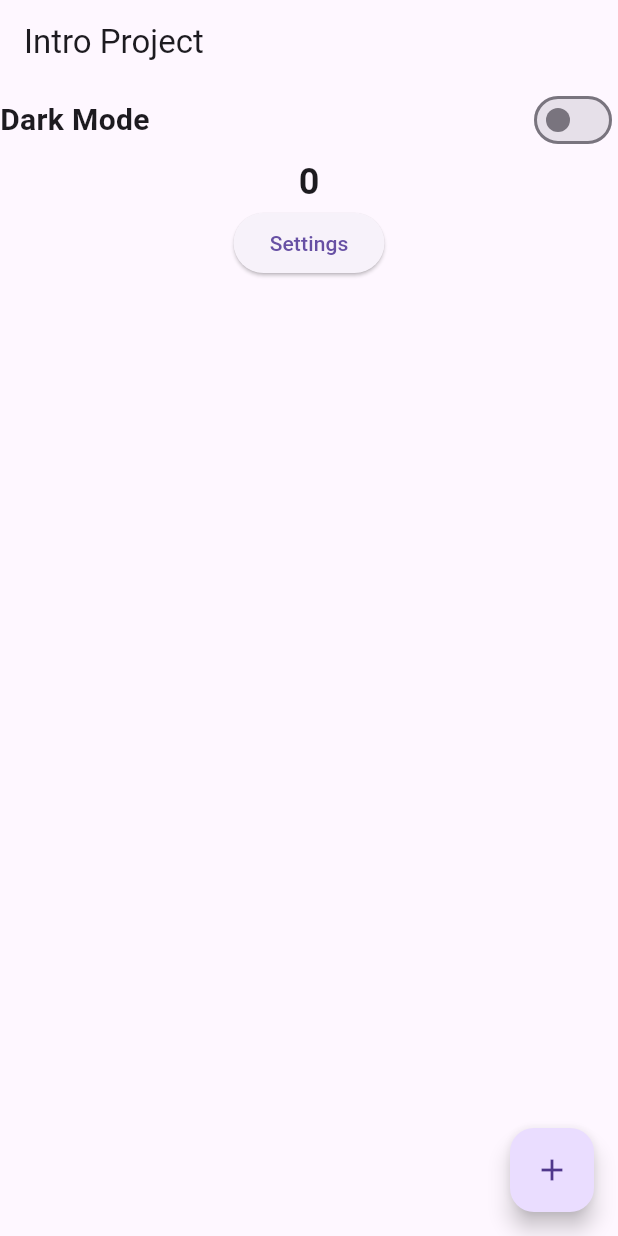
After one commit to mdrahib46/Flutter-Professional, a Flutter app: the screen it shows after launch, on a phone screen of 412 x 824 dp. The commit adds this screen. Run offline on Flutter 3.47's test engine with Material 3 defaults, Android fonts, the phone set to English and light mode, and no system bars.

Commit message:
Impletemented Fllutter Inbuilt Inherited Widget with a simple counter app

```diff
--- /dev/null
+++ b/lib/counter_controller.dart
@@ -0,0 +1,24 @@
+import 'package:flutter/material.dart';
+
+class CounterController extends InheritedWidget {
+  final int count;
+  final void Function() increment;
+
+  const CounterController({
+    super.key,
+    required super.child,
+    required this.count,
+    required this.increment,
+  });
+
+  static CounterController? of(BuildContext context) {
+    final CounterController? result =
+        context.dependOnInheritedWidgetOfExactType<CounterController>();
+    return result;
+  }
+
+  @override
+  bool updateShouldNotify(CounterController oldWidget) {
+    return oldWidget.count != count;
+  }
+}
--- /dev/null
+++ b/lib/homeScreen.dart
@@ -0,0 +1,112 @@
+import 'package:flutter/material.dart';
+import 'package:flutter_for_professional/counter_controller.dart';
+import 'package:flutter_for_professional/settings_screen.dart';
+
+class HomeScreen extends StatefulWidget {
+  const HomeScreen({super.key});
+
+  @override
+  State<HomeScreen> createState() => _HomeScreenState();
+}
+
+class _HomeScreenState extends State<HomeScreen> {
+  bool _isEnable = false;
+
+  int count = 0;
+
+  void _increment() {
+    count++;
+    setState(() {});
+  }
+
+  @override
+  Widget build(BuildContext context) {
+    final CounterController? counterController = CounterController.of(context);
+    return CounterController(
+      count: count,
+      increment: _increment,
+      child: Builder(
+        builder: (context) {
+          return Scaffold(
+            appBar: AppBar(title: Text('Intro Project')),
+            floatingActionButton: FloatingActionButton(
+              onPressed: () {
+                counterController?.increment();
+              },
+              child: Icon(Icons.add),
+            ),
+            body: Center(
+              child: Column(
+                children: [
+                  Row(
+                    mainAxisAlignment: MainAxisAlignment.spaceBetween,
+                    children: [
+                      Text(
+                        'Dark Mode',
+                        style: TextStyle(
+                          fontSize: 20,
+                          fontWeight: FontWeight.bold,
+                        ),
+                      ),
+                      Switch(
+                        value: _isEnable,
+                        onChanged: (bool value) {
+                          _isEnable = value;
+                          setState(() {});
+                        },
+                      ),
+                    ],
+                  ),
+
+                  Text(
+                    '${counterController?.count}',
+                    style: TextStyle(fontSize: 24, fontWeight: FontWeight.bold),
+                  ),
+                  ElevatedButton(
+                    onPressed: () {
+                      Navigator.push(
+                        context,
+                        MaterialPageRoute(
+                          builder:
+                              (context) => SettingsScreen(
+                                // count: count,
+                                // updateCount: () {
+                                //   count++;
+                                //   setState(() {});
+                                // },
+                              ),
+                        ),
+                      );
+                    },
+                    child: Text('Settings'),
+                  ),
+                ],
+              ),
+            ),
+          );
+        },
+      ),
+    );
+  }
+}
+
+class ThemeController extends InheritedWidget {
+  final ThemeMode themeMode;
+  final void Function() toggleTheme;
+
+  const ThemeController({
+    required this.themeMode,
+    required this.toggleTheme,
+    required Widget child,
+    super.key,
+  }) : super(child: child);
+
+  static ThemeController? of(BuildContext context) {
+    return context.dependOnInheritedWidgetOfExactType<ThemeController>();
+  }
+
+  @override
+  bool updateShouldNotify(covariant ThemeController oldWidget) {
+    return oldWidget.themeMode != themeMode;
+  }
+}
--- a/lib/main.dart
+++ b/lib/main.dart
@@ -1,86 +1,42 @@
 import 'package:flutter/material.dart';
-import 'package:flutter_for_professional/settings_screen.dart';
+import 'package:flutter_for_professional/counter_controller.dart';
+import 'package:flutter_for_professional/homeScreen.dart';
 
 void main() {
   runApp(FlutterForProfessional());
 }
 
-class FlutterForProfessional extends StatelessWidget {
-  FlutterForProfessional({super.key});
+class FlutterForProfessional extends StatefulWidget {
+  @override
+  State<FlutterForProfessional> createState() => _FlutterForProfessionalState();
+}
+
+class _FlutterForProfessionalState extends State<FlutterForProfessional> {
+  int count = 0;
+
+  void increment() {
+    count++;
+    setState(() {});
+  }
+
+  ThemeMode themeMode = ThemeMode.light;
+
+  void toggleTheme() {
+    themeMode = themeMode == ThemeMode.light ? ThemeMode.dark : ThemeMode.light;
+    setState(() {});
+  }
 
   @override
   Widget build(BuildContext context) {
-    return MaterialApp(home: HomeScreen());
-  }
-}
+    return CounterController(
+      count: count,
+      increment: increment,
+      child: MaterialApp(
+        themeMode: themeMode,
+        darkTheme: ThemeData.dark(),
+        theme: ThemeData.light(),
 
-class HomeScreen extends StatefulWidget {
-  const HomeScreen({super.key});
-
-  @override
-  State<HomeScreen> createState() => _HomeScreenState();
-}
-
-class _HomeScreenState extends State<HomeScreen> {
-  bool _isEnable = false;
-
-  int count = 0;
-
-  @override
-  Widget build(BuildContext context) {
-    return Scaffold(
-      appBar: AppBar(title: Text('Intro Project')),
-      floatingActionButton: FloatingActionButton(
-        onPressed: () {
-          count++;
-          setState(() {});
-        },
-        child: Icon(Icons.add),
-      ),
-      body: Center(
-        child: Column(
-          children: [
-            Row(
-              mainAxisAlignment: MainAxisAlignment.spaceBetween,
-              children: [
-                Text(
-                  'Dark Mode',
-                  style: TextStyle(fontSize: 20, fontWeight: FontWeight.bold),
-                ),
-                Switch(
-                  value: _isEnable,
-                  onChanged: (bool value) {
-                    _isEnable = value;
-                    setState(() {});
-                  },
-                ),
-              ],
-            ),
-            Text(
-              '$count',
-              style: TextStyle(fontSize: 24, fontWeight: FontWeight.bold),
-            ),
-            ElevatedButton(
-              onPressed: () {
-                Navigator.push(
-                  context,
-                  MaterialPageRoute(
-                    builder:
-                        (context) => SettingsScreen(
-                          count: count,
-                          updateCount: () {
-                            count++;
-                            setState(() {});
-                          },
-                        ),
-                  ),
-                );
-                setState(() {});
-              },
-              child: Text('Settings'),
-            ),
-          ],
-        ),
+        home: HomeScreen(),
       ),
     );
   }
```
Also changed, not shown: lib/settings_screen.dart (+4 -9 lines).
